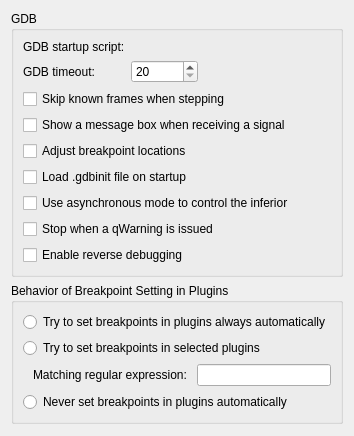
This is src/plugins/debugger/gdb/gdboptionspage.ui in qt-creator/qt-creator as Qt 5 draws it before an edit. The edited form follows.
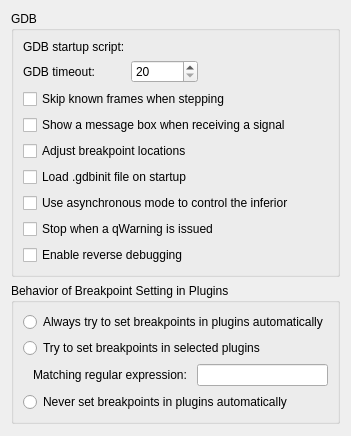
This is the edited form. Custom widgets are drawn as their Qt base class.

Patch:
```diff
--- a/src/plugins/debugger/gdb/gdboptionspage.ui
+++ b/src/plugins/debugger/gdb/gdboptionspage.ui
@@ -154,7 +154,7 @@
          <string>This is the slowest but safest option.</string>
         </property>
         <property name="text">
-         <string>Try to set breakpoints in plugins always automatically</string>
+         <string>Always try to set breakpoints in plugins automatically</string>
         </property>
        </widget>
       </item>
```
